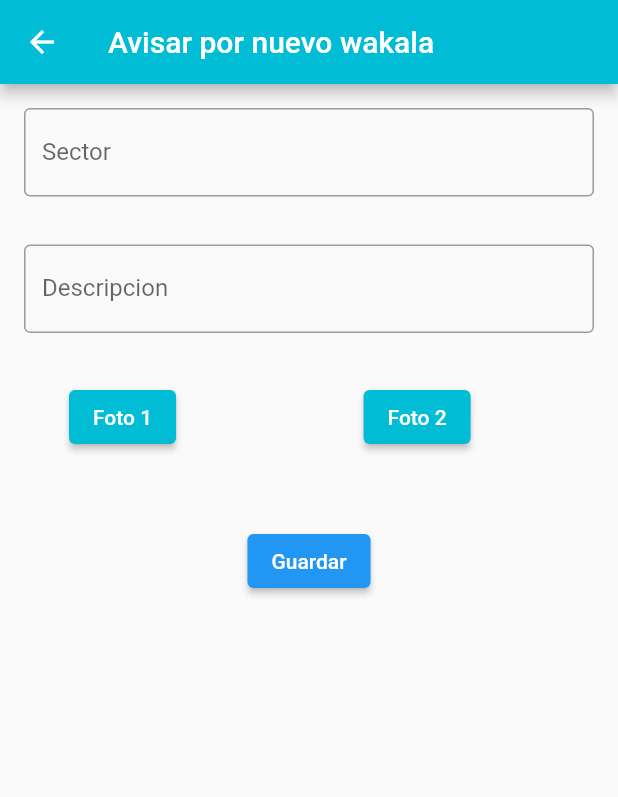
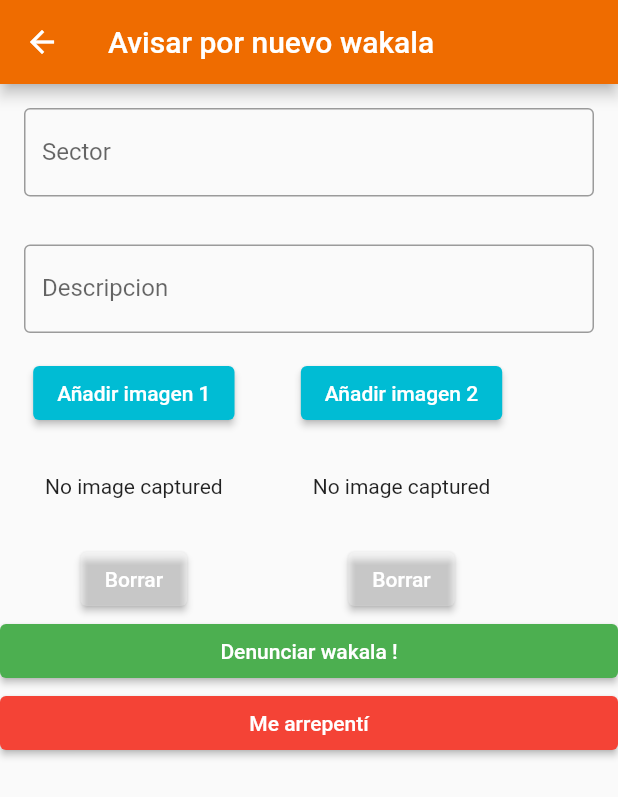
Before and after one commit to patooig/appMovilv2, a Flutter app: the Ingreso screen opened directly, on a phone screen of 412 x 824 dp. Shown: the top 797 px of the screen. Run offline on Flutter 3.47's test engine with Material 2 defaults, Android fonts, the phone set to English and light mode, and no system bars; our stand-ins replace camera, cool_alert, fluttertoast, image_picker, shared_preferences; accounts and stored records are empty; project files that could hold a hidden picture were left out.

Commit message:
funciona lo de las fotos

```diff
--- a/lib/main.dart
+++ b/lib/main.dart
@@ -1,8 +1,9 @@
-import 'package:demo_login/pages/login.dart';
 import 'package:demo_login/pages/principal.dart';
 import 'package:flutter/material.dart';
 
 void main() {
+  WidgetsFlutterBinding.ensureInitialized();
+
   runApp(const MyApp());
 }
 
--- a/lib/pages/ingreso.dart
+++ b/lib/pages/ingreso.dart
@@ -1,8 +1,12 @@
+import 'dart:io';
+
+import 'package:camera/camera.dart';
 import 'package:demo_login/pages/principal.dart';
 import 'package:flutter/material.dart';
 import 'package:cool_alert/cool_alert.dart';
 import 'package:demo_login/services/ingresoService.dart';
 import 'package:fluttertoast/fluttertoast.dart';
+import 'package:image_picker/image_picker.dart';
 
 class Ingreso extends StatefulWidget {
   const Ingreso({super.key});
@@ -14,6 +18,12 @@ class Ingreso extends StatefulWidget {
 class _IngresoState extends State<Ingreso> {
   TextEditingController titulo = TextEditingController();
   TextEditingController texto = TextEditingController();
+
+  late Future<void> _initializeControllerFuture; //for camera
+  late CameraController _controller; //controller for camera
+
+  File? _image; //for image picker
+  File? _image2; //for image picker
 
   Future<void> validarDatos(String titulo, String texto) async {
     final response = await ingDatos().ingresarDatos(titulo, texto);
@@ -28,14 +38,23 @@ class _IngresoState extends State<Ingreso> {
     }
   }
 
+// You must wait until the controller is initialized before displaying the
+// camera preview. Use a FutureBuilder to display a loading spinner until the
+// controller has finished initializing.
+
+  loadCamera() async {
+    final cameras = await availableCameras();
+    final firstCamera = cameras.first;
+  }
+
   @override
   Widget build(BuildContext context) {
     return Scaffold(
         appBar: AppBar(
           title: const Text('Avisar por nuevo wakala'),
-        backgroundColor: Colors.cyan,
+          backgroundColor: Colors.orange[800],
         ),
-      body: Column(children: <Widget>[
+        body: ListView(children: <Widget>[
           Padding(
               padding: const EdgeInsets.all(16.0),
               child: TextField(
@@ -52,34 +71,76 @@ class _IngresoState extends State<Ingreso> {
                 maxLines: 1,
                 controller: texto,
               )),
-        Padding(
-          padding: const EdgeInsets.all(16.0),
-          child: Row(
+          Row(
             children: [
-              const SizedBox(width: 30),
+              Column(
+                children: [
+                  ElevatedButton(
+                      onPressed: () async {
+                        final image = await ImagePicker()
+                            .pickImage(source: ImageSource.camera);
+                        if (image == null) return;
+
+                        final ImageTemporal = File(image.path);
+
+                        setState(() {
+                          this._image = ImageTemporal;
+                        });
+                      },
+                      child: Text('Añadir imagen 1'),
+                      style: ElevatedButton.styleFrom(primary: Colors.cyan)),
+                  Container(
+                    //Show the imageFile1
+                    padding: EdgeInsets.all(30),
+                    child: _image == null
+                        ? Text("No image captured")
+                        : Image.file(
+                            File(_image!.path),
+                            height: 200,
+                          ),
+                  ) //display captured image
+                  ,
                   ElevatedButton(
                       onPressed: () {},
-                  child: Text('Foto 1'),
+                      child: Text('Borrar'),
+                      style: ElevatedButton.styleFrom(primary: Colors.white24))
+                ],
+              ),
+              Column(
+                children: [
+                  ElevatedButton(
+                      onPressed: () async {
+                        final image2 = await ImagePicker()
+                            .pickImage(source: ImageSource.camera);
+                        if (image2 == null) return;
+
+                        final ImageTemporal2 = File(image2.path);
+
+                        setState(() {
+                          this._image2 = ImageTemporal2;
+                        });
+                      },
+                      child: Text('Añadir imagen 2'),
                       style: ElevatedButton.styleFrom(primary: Colors.cyan)),
-              const SizedBox(width: 125),
+                  Container(
+                    //show captured image
+                    padding: EdgeInsets.all(30),
+                    child: _image == null
+                        ? Text("No image captured")
+                        : Image.file(
+                            File(_image!.path),
+                            height: 200,
+                          ),
+                  ) //display captured image
+                  ,
                   ElevatedButton(
                       onPressed: () {},
-                  child: Text('Foto 2'),
-                  style: ElevatedButton.styleFrom(primary: Colors.cyan)),
+                      child: Text('Borrar'),
+                      style: ElevatedButton.styleFrom(primary: Colors.white24))
                 ],
               ),
+            ],
           ),
-        Padding(
-            padding: const EdgeInsets.all(16.0),
-            child: Row(
-              children: [
-                //Widget to see the image
-
-                const SizedBox(width: 30),
-
-                const SizedBox(width: 125),
-              ],
-            )),
           ElevatedButton(
             onPressed: () {
               if (titulo.text.length == 0) {
@@ -107,9 +168,17 @@ class _IngresoState extends State<Ingreso> {
                     MaterialPageRoute(builder: (context) => const Principal()));
               }
             },
-          child: const Text('Guardar'),
+            child: const Text('Denunciar wakala !'),
+            style: ElevatedButton.styleFrom(primary: Colors.green),
           ),
-      ]),
-    );
+          ElevatedButton(
+              onPressed: () {
+                Navigator.pop(context);
+                Navigator.push(context,
+                    MaterialPageRoute(builder: (context) => const Principal()));
+              },
+              child: Text('Me arrepentí'),
+              style: ElevatedButton.styleFrom(primary: Colors.red)),
+        ]));
   }
 }
--- a/lib/pages/principal.dart
+++ b/lib/pages/principal.dart
@@ -71,7 +71,7 @@ class _PrincipalState extends State<Principal> {
     return Scaffold(
       appBar: AppBar(
         title: const Text('Listado de Wakalas'),
-        backgroundColor: Colors.cyan,
+        backgroundColor: Colors.orange[800],
       ),
       body: FutureBuilder<List<ListadoApi>>(
           // future: //obtDatos(),
@@ -99,7 +99,7 @@ class _PrincipalState extends State<Principal> {
       }),
       floatingActionButton: FloatingActionButton(
         tooltip: 'Mensajes',
-        backgroundColor: Colors.cyan,
+        backgroundColor: Colors.orange[800],
         onPressed: () {
           Navigator.push(context,
               MaterialPageRoute(builder: (context) => const Ingreso()));
--- a/pubspec.yaml
+++ b/pubspec.yaml
@@ -32,10 +32,13 @@ dependencies:
   cool_alert: ^1.1.0
   fluttertoast: ^8.0.9
   shared_preferences: ^2.0.15
+  image_picker: ^0.8.6
 
   flutter:
     sdk: flutter
-
+  camera:
+  path_provider:
+  path:
 
   # The following adds the Cupertino Icons font to your application.
   # Use with the CupertinoIcons class for iOS style icons.
```
Also changed, not shown: lib/aa.dart (added, +139 -0 lines), lib/pages/camera.dart (added), pubspec.lock, 3 other files. Lines whose indentation alone changed are shown as unchanged.
